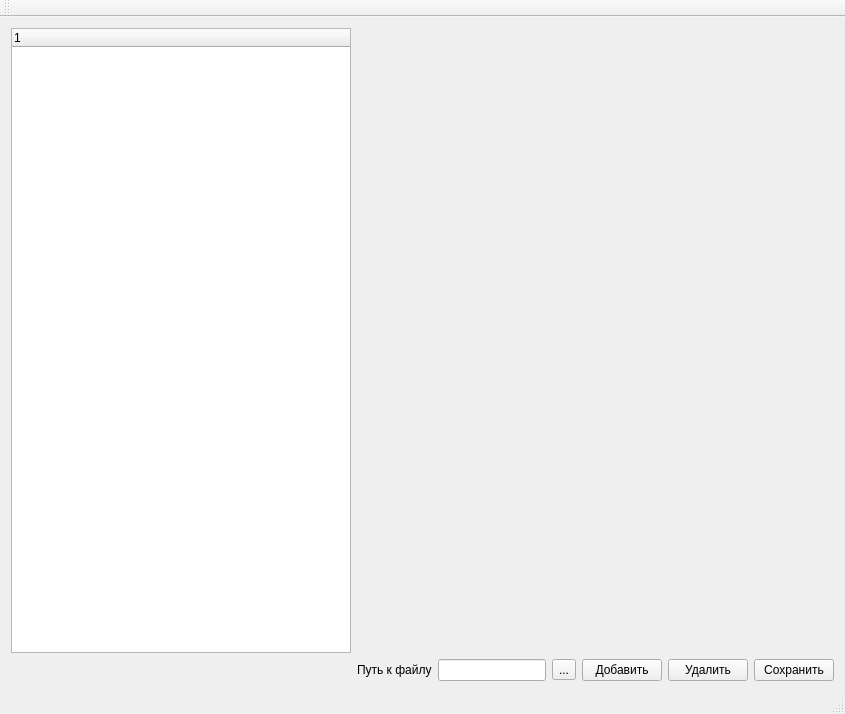
Qt form mainwindow.ui (lebendig13/organizer) before a commit.
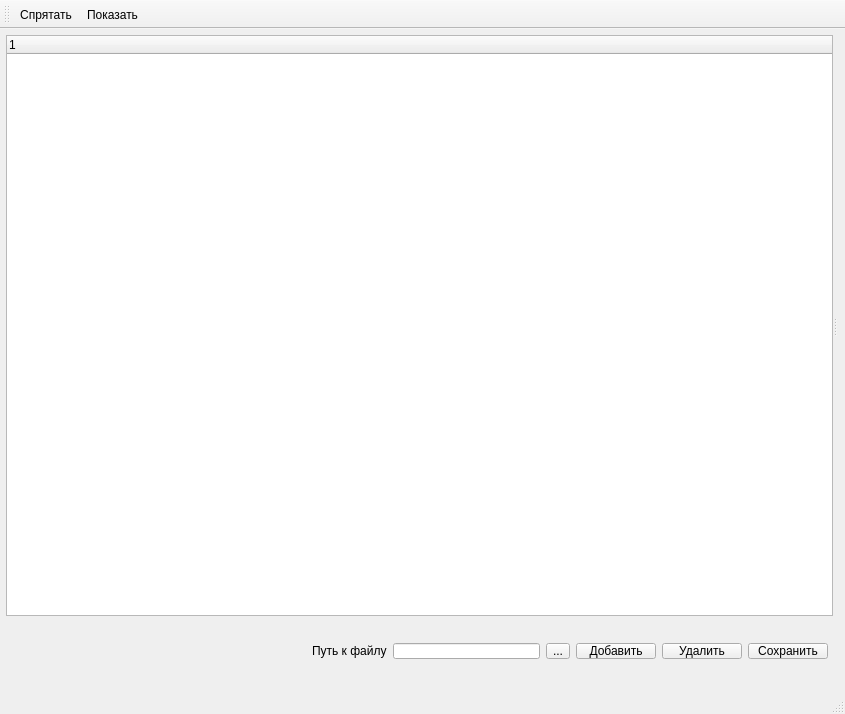
The same form after that commit.

Diff of the .ui file:
```diff
--- a/mainwindow.ui
+++ b/mainwindow.ui
@@ -14,8 +14,18 @@
    <string>MainWindow</string>
   </property>
   <widget class="QWidget" name="centralWidget">
-   <layout class="QGridLayout" name="gridLayout_3">
-    <item row="0" column="0">
+   <widget class="QSplitter" name="splitter">
+    <property name="geometry">
+     <rect>
+      <x>6</x>
+      <y>6</y>
+      <width>831</width>
+      <height>581</height>
+     </rect>
+    </property>
+    <property name="orientation">
+     <enum>Qt::Horizontal</enum>
+    </property>
      <widget class="QTreeWidget" name="tW_categories">
       <column>
        <property name="text">
@@ -23,14 +33,20 @@
        </property>
       </column>
      </widget>
-    </item>
-    <item row="0" column="1">
      <widget class="QStackedWidget" name="sW_curCategory">
       <widget class="QWidget" name="page"/>
       <widget class="QWidget" name="page_2"/>
      </widget>
-    </item>
-    <item row="1" column="1">
+   </widget>
+   <widget class="QWidget" name="">
+    <property name="geometry">
+     <rect>
+      <x>301</x>
+      <y>603</y>
+      <width>538</width>
+      <height>38</height>
+     </rect>
+    </property>
      <layout class="QGridLayout" name="gridLayout_2">
       <item row="0" column="0">
        <layout class="QGridLayout" name="gridLayout">
@@ -75,8 +91,7 @@
        </widget>
       </item>
      </layout>
-    </item>
-   </layout>
+   </widget>
   </widget>
   <widget class="QMenuBar" name="menuBar">
    <property name="geometry">
@@ -95,8 +110,29 @@
    <attribute name="toolBarBreak">
     <bool>false</bool>
    </attribute>
+   <addaction name="actionHide"/>
+   <addaction name="actionShow"/>
   </widget>
   <widget class="QStatusBar" name="statusBar"/>
+  <action name="actionHide">
+   <property name="text">
+    <string>Спрятать</string>
+   </property>
+   <property name="toolTip">
+    <string>скрыть раздел</string>
+   </property>
+   <property name="shortcut">
+    <string>Ctrl+1</string>
+   </property>
+  </action>
+  <action name="actionShow">
+   <property name="text">
+    <string>Показать</string>
+   </property>
+   <property name="shortcut">
+    <string>Ctrl+2</string>
+   </property>
+  </action>
  </widget>
  <layoutdefault spacing="6" margin="11"/>
  <resources/>
```
Lines whose indentation alone changed are shown as unchanged.
